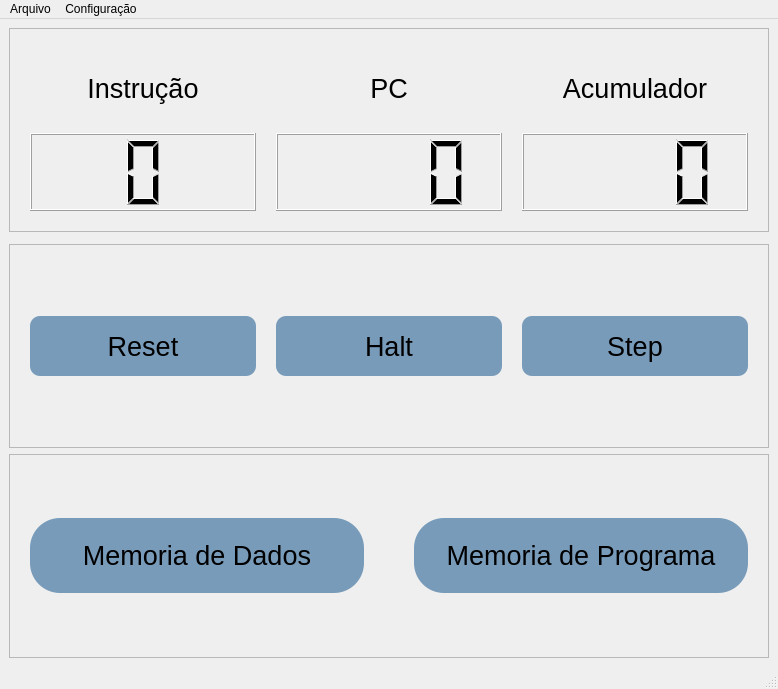
Old version of the form src/GUI/MainPage.ui in the repository JoaoVitorBranco/BIPy.
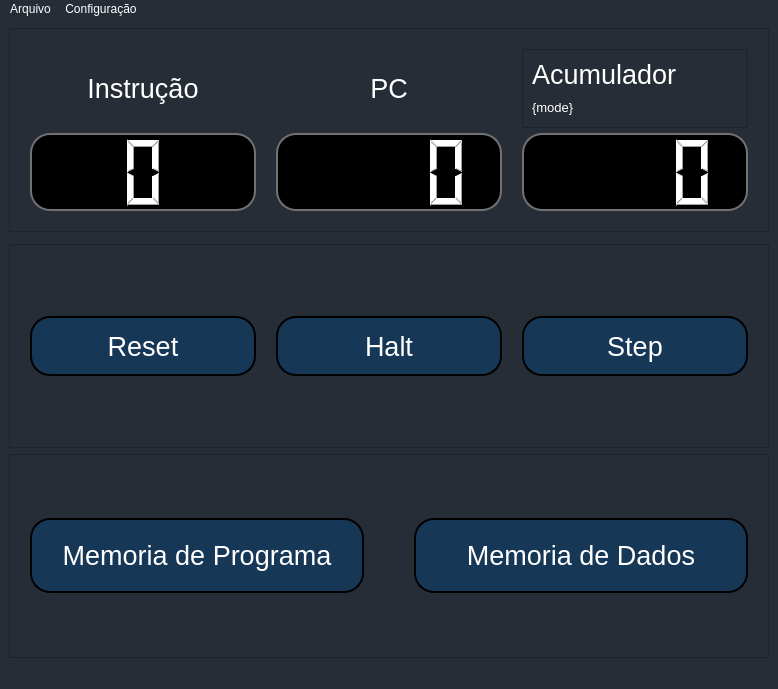
New version of the form.

Commit message: mudanças de UI Dark mode

```diff
--- a/src/GUI/MainPage.ui
+++ b/src/GUI/MainPage.ui
@@ -13,7 +13,208 @@
   <property name="windowTitle">
    <string>BIPy</string>
   </property>
+  <property name="styleSheet">
+   <string notr="true">QWidget{
+	background: #262d37;
+	color: white;
+}
+
+QPushButton{
+	border-radius: 20%;;
+	background: rgba(0, 71, 133,0.4);
+	color: white;
+	border: 2px solid #000;
+}
+
+QPushButton:hover{
+	background: rgba(0, 71, 133,0.3);
+}
+
+QPushButton:pressed{
+	background:rgba(0, 71, 133,0.2);
+}
+
+QLCDNumber{
+  background-color: rgb(0, 0, 0);
+  border: 2px solid rgb(113, 113, 113);
+  border-width: 2%;
+  border-radius: 20%;
+  color: rgb(255, 255, 255);
+}</string>
+  </property>
   <widget class="QWidget" name="centralwidget">
+   <property name="palette">
+    <palette>
+     <active>
+      <colorrole role="WindowText">
+       <brush brushstyle="SolidPattern">
+        <color alpha="255">
+         <red>255</red>
+         <green>255</green>
+         <blue>255</blue>
+        </color>
+       </brush>
+      </colorrole>
+      <colorrole role="Button">
+       <brush brushstyle="SolidPattern">
+        <color alpha="255">
+         <red>38</red>
+         <green>45</green>
+         <blue>55</blue>
+        </color>
+       </brush>
+      </colorrole>
+      <colorrole role="Text">
+       <brush brushstyle="SolidPattern">
+        <color alpha="255">
+         <red>255</red>
+         <green>255</green>
+         <blue>255</blue>
+        </color>
+       </brush>
+      </colorrole>
+      <colorrole role="ButtonText">
+       <brush brushstyle="SolidPattern">
+        <color alpha="255">
+         <red>255</red>
+         <green>255</green>
+         <blue>255</blue>
+        </color>
+       </brush>
+      </colorrole>
+      <colorrole role="Base">
+       <brush brushstyle="SolidPattern">
+        <color alpha="255">
+         <red>38</red>
+         <green>45</green>
+         <blue>55</blue>
+        </color>
+       </brush>
+      </colorrole>
+      <colorrole role="Window">
+       <brush brushstyle="SolidPattern">
+        <color alpha="255">
+         <red>38</red>
+         <green>45</green>
+         <blue>55</blue>
+        </color>
+       </brush>
+      </colorrole>
+     </active>
+     <inactive>
+      <colorrole role="WindowText">
+       <brush brushstyle="SolidPattern">
+        <color alpha="255">
+         <red>255</red>
+         <green>255</green>
+         <blue>255</blue>
+        </color>
+       </brush>
+      </colorrole>
+      <colorrole role="Button">
+       <brush brushstyle="SolidPattern">
+        <color alpha="255">
+         <red>38</red>
+         <green>45</green>
+         <blue>55</blue>
+        </color>
+       </brush>
+      </colorrole>
+      <colorrole role="Text">
+       <brush brushstyle="SolidPattern">
+        <color alpha="255">
+         <red>255</red>
+         <green>255</green>
+         <blue>255</blue>
+        </color>
+       </brush>
+      </colorrole>
+      <colorrole role="ButtonText">
+       <brush brushstyle="SolidPattern">
+        <color alpha="255">
+         <red>255</red>
+         <green>255</green>
+         <blue>255</blue>
+        </color>
+       </brush>
+      </colorrole>
+      <colorrole role="Base">
+       <brush brushstyle="SolidPattern">
+        <color alpha="255">
+         <red>38</red>
+         <green>45</green>
+         <blue>55</blue>
+        </color>
+       </brush>
+      </colorrole>
+      <colorrole role="Window">
+       <brush brushstyle="SolidPattern">
+        <color alpha="255">
+         <red>38</red>
+         <green>45</green>
+         <blue>55</blue>
+        </color>
+       </brush>
+      </colorrole>
+     </inactive>
+     <disabled>
+      <colorrole role="WindowText">
+       <brush brushstyle="SolidPattern">
+        <color alpha="255">
+         <red>255</red>
+         <green>255</green>
+         <blue>255</blue>
+        </color>
+       </brush>
+      </colorrole>
+      <colorrole role="Button">
+       <brush brushstyle="SolidPattern">
+        <color alpha="255">
+         <red>38</red>
+         <green>45</green>
+         <blue>55</blue>
+        </color>
+       </brush>
+      </colorrole>
+      <colorrole role="Text">
+       <brush brushstyle="SolidPattern">
+        <color alpha="255">
+         <red>255</red>
+         <green>255</green>
+         <blue>255</blue>
+        </color>
+       </brush>
+      </colorrole>
+      <colorrole role="ButtonText">
+       <brush brushstyle="SolidPattern">
+        <color alpha="255">
+         <red>255</red>
+         <green>255</green>
+         <blue>255</blue>
+        </color>
+       </brush>
+      </colorrole>
+      <colorrole role="Base">
+       <brush brushstyle="SolidPattern">
+        <color alpha="255">
+         <red>38</red>
+         <green>45</green>
+         <blue>55</blue>
+        </color>
+       </brush>
+      </colorrole>
+      <colorrole role="Window">
+       <brush brushstyle="SolidPattern">
+        <color alpha="255">
+         <red>38</red>
+         <green>45</green>
+         <blue>55</blue>
+        </color>
+       </brush>
+      </colorrole>
+     </disabled>
+    </palette>
+   </property>
    <layout class="QVBoxLayout" name="verticalLayout">
     <item>
      <widget class="QFrame" name="frame">
@@ -62,6 +263,22 @@
          </property>
         </widget>
        </item>
+       <item row="1" column="1">
+        <widget class="QLCDNumber" name="program_counter">
+         <property name="frameShape">
+          <enum>QFrame::NoFrame</enum>
+         </property>
+         <property name="digitCount">
+          <number>4</number>
+         </property>
+         <property name="mode">
+          <enum>QLCDNumber::Hex</enum>
+         </property>
+         <property name="value" stdset="0">
+          <double>0.000000000000000</double>
+         </property>
+        </widget>
+       </item>
        <item row="0" column="1">
         <widget class="QLabel" name="label_2">
          <property name="font">
@@ -77,23 +294,11 @@
          </property>
         </widget>
        </item>
-       <item row="0" column="2">
-        <widget class="QLabel" name="label_3">
-         <property name="font">
-          <font>
-           <pointsize>20</pointsize>
-          </font>
-         </property>
-         <property name="text">
-          <string>Acumulador</string>
-         </property>
-         <property name="alignment">
-          <set>Qt::AlignCenter</set>
-         </property>
-        </widget>
-       </item>
        <item row="1" column="0">
         <widget class="QLCDNumber" name="instruct_counter">
+         <property name="frameShape">
+          <enum>QFrame::NoFrame</enum>
+         </property>
          <property name="digitCount">
           <number>1</number>
          </property>
@@ -105,21 +310,11 @@
          </property>
         </widget>
        </item>
-       <item row="1" column="1">
-        <widget class="QLCDNumber" name="program_counter">
-         <property name="digitCount">
-          <number>4</number>
-         </property>
-         <property name="mode">
-          <enum>QLCDNumber::Hex</enum>
-         </property>
-         <property name="value" stdset="0">
-          <double>0.000000000000000</double>
-         </property>
-        </widget>
-       </item>
        <item row="1" column="2">
         <widget class="QLCDNumber" name="acumulador">
+         <property name="frameShape">
+          <enum>QFrame::NoFrame</enum>
+         </property>
          <property name="digitCount">
           <number>4</number>
          </property>
@@ -131,6 +326,42 @@
          </property>
         </widget>
        </item>
+       <item row="0" column="2">
+        <widget class="QFrame" name="frame_4">
+         <property name="frameShape">
+          <enum>QFrame::StyledPanel</enum>
+         </property>
+         <property name="frameShadow">
+          <enum>QFrame::Raised</enum>
+         </property>
+         <layout class="QVBoxLayout" name="verticalLayout_2">
+          <item>
+           <widget class="QLabel" name="label_3">
+            <property name="font">
+             <font>
+              <pointsize>20</pointsize>
+             </font>
+            </property>
+            <property name="text">
+             <string>Acumulador</string>
+            </property>
+           </widget>
+          </item>
+          <item>
+           <widget class="QLabel" name="label_4">
+            <property name="font">
+             <font>
+              <pointsize>10</pointsize>
+             </font>
+            </property>
+            <property name="text">
+             <string>{mode}</string>
+            </property>
+           </widget>
+          </item>
+         </layout>
+        </widget>
+       </item>
       </layout>
      </widget>
     </item>
@@ -186,24 +417,12 @@
          <property name="whatsThis">
           <string/>
          </property>
-         <property name="styleSheet">
-          <string notr="true">QPushButton{
-	border-radius: 10px;
-	background: rgba(0, 71, 133,0.5);
-	color: black
-}
-
-QPushButton:hover{
-	background: rgba(0, 71, 133,0.4);
-}
-
-QPushButton:pressed{
-	background:rgba(0, 71, 133,0.3);
-}</string>
-         </property>
          <property name="text">
           <string>Reset</string>
          </property>
+         <property name="shortcut">
+          <string>Ctrl+R</string>
+         </property>
         </widget>
        </item>
        <item>
@@ -235,22 +454,9 @@
           <enum>Qt::LeftToRight</enum>
          </property>
          <property name="styleSheet">
-          <string notr="true">QPushButton{
-	border-radius: 10px;
-	background: rgba(0, 71, 133,0.5);
-	color: black
-}
-
-QPushButton:hover{
-	background: rgba(0, 71, 133,0.4);
-}
-
-QPushButton:pressed{
-	background:rgba(0, 71, 133,0.3);
-}
-
+          <string notr="true">
 QPushButton:checked{ 
-	background-color: rgba(214,69,65,0.6);
+	background-color: rgba(0, 71, 133,0.8);
  }</string>
          </property>
          <property name="text">
@@ -296,23 +502,14 @@
           <string>Executar a próxima instrução</string>
          </property>
          <property name="styleSheet">
-          <string notr="true">QPushButton{
-	border-radius: 10px;
-	background: rgba(0, 71, 133,0.5);
-	color: black
-}
-
-QPushButton:hover{
-	background: rgba(0, 71, 133,0.4);
-}
-
-QPushButton:pressed{
-	background:rgba(0, 71, 133,0.3);
-}</string>
+          <string notr="true"/>
          </property>
          <property name="text">
           <string>Step</string>
          </property>
+         <property name="shortcut">
+          <string>Space</string>
+         </property>
         </widget>
        </item>
       </layout>
@@ -347,51 +544,6 @@
        <property name="bottomMargin">
         <number>20</number>
        </property>
-       <item>
-        <widget class="QPushButton" name="pushButton">
-         <property name="minimumSize">
-          <size>
-           <width>0</width>
-           <height>75</height>
-          </size>
-         </property>
-         <property name="font">
-          <font>
-           <pointsize>20</pointsize>
-          </font>
-         </property>
-         <property name="cursor">
-          <cursorShape>PointingHandCursor</cursorShape>
-         </property>
-         <property name="toolTip">
-          <string>Abrir memoria de dados</string>
-         </property>
-         <property name="statusTip">
-          <string>Abrir memoria de dados</string>
-         </property>
-         <property name="styleSheet">
-          <string notr="true">QPushButton{
-	border-radius: 30px;
-	background: rgba(0, 71, 133,0.5);
-	color: black
-}
-
-QPushButton:hover{
-	background: rgba(0, 71, 133,0.4);
-}
-
-QPushButton:pressed{
-	background:rgba(0, 71, 133,0.3);
-}</string>
-         </property>
-         <property name="text">
-          <string>Memoria de Dados</string>
-         </property>
-         <property name="shortcut">
-          <string>Ctrl+D</string>
-         </property>
-        </widget>
-       </item>
        <item>
         <widget class="QPushButton" name="pushButton_2">
          <property name="minimumSize">
@@ -417,21 +569,6 @@
          <property name="statusTip">
           <string>Abrir memoria de programa</string>
          </property>
-         <property name="styleSheet">
-          <string notr="true">QPushButton{
-	border-radius: 30px;
-	background: rgba(0, 71, 133,0.5);
-	color: black
-}
-
-QPushButton:hover{
-	background: rgba(0, 71, 133,0.4);
-}
-
-QPushButton:pressed{
-	background:rgba(0, 71, 133,0.3);
-}</string>
-         </property>
          <property name="text">
           <string>Memoria de Programa</string>
          </property>
@@ -440,6 +577,36 @@
          </property>
         </widget>
        </item>
+       <item>
+        <widget class="QPushButton" name="pushButton">
+         <property name="minimumSize">
+          <size>
+           <width>0</width>
+           <height>75</height>
+          </size>
+         </property>
+         <property name="font">
+          <font>
+           <pointsize>20</pointsize>
+          </font>
+         </property>
+         <property name="cursor">
+          <cursorShape>PointingHandCursor</cursorShape>
+         </property>
+         <property name="toolTip">
+          <string>Abrir memoria de dados</string>
+         </property>
+         <property name="statusTip">
+          <string>Abrir memoria de dados</string>
+         </property>
+         <property name="text">
+          <string>Memoria de Dados</string>
+         </property>
+         <property name="shortcut">
+          <string>Ctrl+D</string>
+         </property>
+        </widget>
+       </item>
       </layout>
      </widget>
     </item>
@@ -536,6 +703,9 @@
    <property name="statusTip">
     <string>Alternar o modo de display do acumulador para Hexadecimal</string>
    </property>
+   <property name="shortcut">
+    <string>Ctrl+Shift+H</string>
+   </property>
   </action>
   <action name="actionDecimal">
    <property name="text">
@@ -544,6 +714,9 @@
    <property name="statusTip">
     <string>Alternar o modo de display do acumulador para Decimal</string>
    </property>
+   <property name="shortcut">
+    <string>Ctrl+Shift+D</string>
+   </property>
   </action>
  </widget>
  <resources/>
```
The commit also changes 1 other file.
